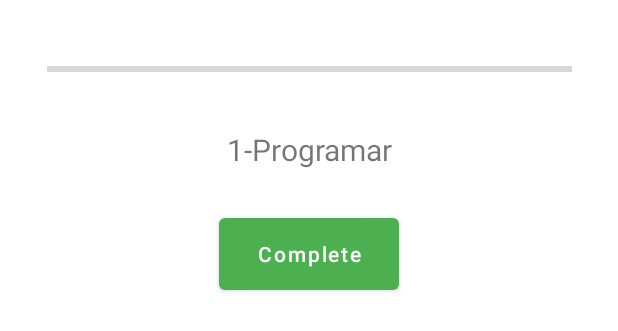
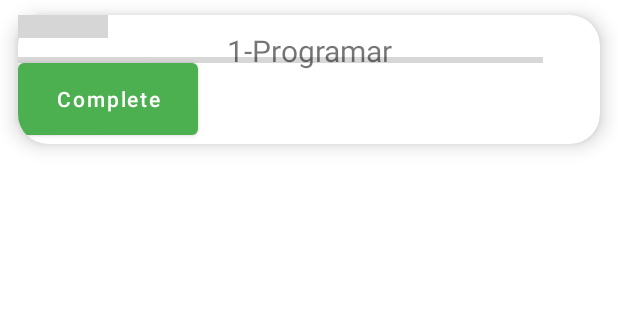
Before and after one commit to HenriqMarxs/FeelingsDay, an Android app: the layout fragment_home.xml on its own in the app's theme, with its tools: preview values and no code run, on a phone screen of 412 x 824 dp. Shown: the top 331 px of the screen. Run offline under Robolectric (Android 15) with nearby library versions, the phone set to English and light mode, and no system bars; grey boxes are pictures that could not be loaded.

Commit message:
start-list

```diff
--- a/app/src/main/java/com/example/feelingsday/ui/home/HomeFragment.java
+++ b/app/src/main/java/com/example/feelingsday/ui/home/HomeFragment.java
@@ -6,6 +6,7 @@ import android.view.LayoutInflater;
 import android.view.View;
 import android.view.ViewGroup;
 import android.widget.Button;
+import android.widget.ListView;
 import android.widget.ProgressBar;
 import android.widget.TextView;
 import androidx.annotation.NonNull;
@@ -25,7 +26,7 @@ public class HomeFragment extends Fragment {
         binding = FragmentHomeBinding.inflate(inflater, container, false);
         View root = binding.getRoot();
 
-        final TextView textView = binding.textNextGoals;
+        final TextView textView = binding.listItem;
         homeViewModel.getText().observe(getViewLifecycleOwner(), textView::setText);
         return root;
     }
--- a/app/src/main/res/layout/fragment_home.xml
+++ b/app/src/main/res/layout/fragment_home.xml
@@ -1,13 +1,28 @@
 <?xml version="1.0" encoding="utf-8"?>
-<androidx.constraintlayout.widget.ConstraintLayout
+<androidx.cardview.widget.CardView
         xmlns:android="http://schemas.android.com/apk/res/android"
         xmlns:app="http://schemas.android.com/apk/res-auto"
         xmlns:tools="http://schemas.android.com/tools"
+        android:id ="@+id/listItem"
+        app:layout_constraintTop_toBottomOf="@id/progress_button"
         android:layout_width="match_parent"
-        android:layout_height="match_parent"
-        android:orientation="vertical"
-        android:padding="16dp"
-        tools:context=".ui.home.HomeFragment">
+        android:layout_height="wrap_content"
+        android:layout_marginStart="12dp"
+        android:layout_marginEnd="12dp"
+        android:layout_marginVertical="10dp"
+        android:layout_marginHorizontal="10dp"
+        app:cardCornerRadius="20dp"
+        app:cardElevation="8dp">
+
+    <RelativeLayout
+            android:layout_width="match_parent"
+            android:layout_height="wrap_content"/>
+
+    <com.google.android.material.imageview.ShapeableImageView
+    android:layout_width="60dp"
+    android:layout_height="15dp"
+    android:id="@+id/listImage"
+    android:src="@drawable/laptop_14960026"/>
 
 
     <ProgressBar
@@ -45,20 +60,6 @@
             android:layout_marginTop="26dp"
             app:layout_constraintEnd_toEndOf="parent"
             tools:layout_editor_absoluteX="170dp"/>
-    <TextView
-            android:id ="@+id/textNextGoals"
-            app:layout_constraintTop_toBottomOf="@id/progress_button"
-            android:layout_marginTop="10dp"
-            android:layout_width="match_parent"
-            android:layout_height="wrap_content"
-            android:layout_marginStart="8dp"
-            android:layout_marginEnd="8dp"
-            android:textAlignment="center"
-            android:textSize="20sp"
-            app:layout_constraintEnd_toEndOf="parent"
-            app:layout_constraintStart_toStartOf="parent"
-            app:layout_constraintTop_toTopOf="parent"
-            app:layout_constraintBottom_toBottomOf="parent"
-    />
 
-</androidx.constraintlayout.widget.ConstraintLayout>
+
+</androidx.cardview.widget.CardView>
--- a/app/src/main/res/layout/fragment_profile.xml
+++ b/app/src/main/res/layout/fragment_profile.xml
@@ -8,6 +8,7 @@
         tools:context=".ui.Profile.ProfileFragment">
 
     <TextView
+            android:backgroundTintMode="add"
             android:id="@+id/text_notifications"
             android:layout_width="match_parent"
             android:layout_height="wrap_content"
@@ -20,4 +21,5 @@
             app:layout_constraintStart_toStartOf="parent"
             app:layout_constraintTop_toTopOf="parent"
             app:layout_constraintBottom_toBottomOf="parent"/>
+
 </androidx.constraintlayout.widget.ConstraintLayout>
--- a/app/src/main/res/values/themes.xml
+++ b/app/src/main/res/values/themes.xml
@@ -1,4 +1,4 @@
-<resources xmlns:tools="http://schemas.android.com/tools">
+    <resources xmlns:tools="http://schemas.android.com/tools">
     <!-- Base application theme. -->
     <style name="Theme.FeelingsDay" parent="Theme.MaterialComponents.DayNight.DarkActionBar">
         <!-- Primary brand color. -->
--- a/gradle/libs.versions.toml
+++ b/gradle/libs.versions.toml
@@ -1,5 +1,5 @@
 [versions]
-agp = "8.6.0-alpha07"
+agp = "8.7.0-rc01"
 junit = "4.13.2"
 junitVersion = "1.2.1"
 espressoCore = "3.6.1"
```
Also changed, not shown: gradle/wrapper/gradle-wrapper.properties.
